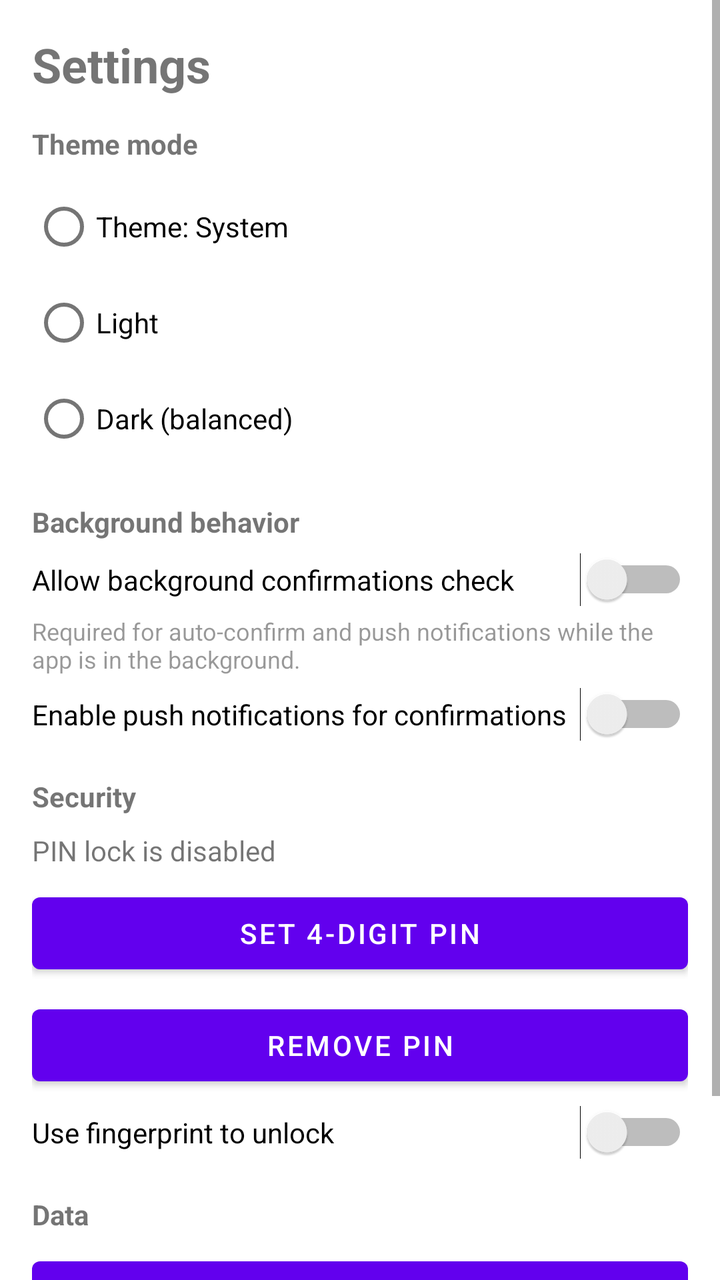
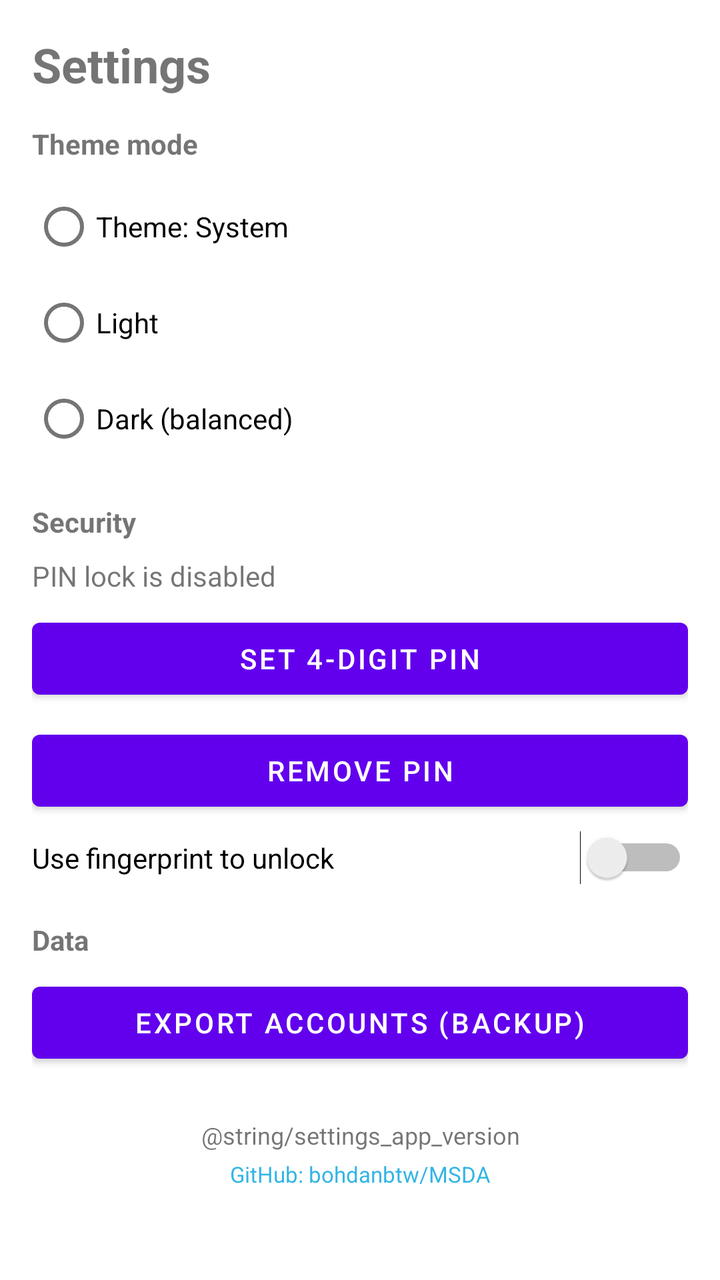

Two renders of the same Android screen: before a commit and after it. Below are the layout's source before the change and the commit's diff.
<!-- AndroidManifest.xml: application theme Theme.MSDA -->
<!-- res/layout/activity_settings.xml -->
<?xml version="1.0" encoding="utf-8"?>
<ScrollView xmlns:android="http://schemas.android.com/apk/res/android"
    android:layout_width="match_parent"
    android:layout_height="match_parent">

    <LinearLayout
        android:layout_width="match_parent"
        android:layout_height="wrap_content"
        android:orientation="vertical"
        android:padding="16dp">

        <TextView
            android:layout_width="match_parent"
            android:layout_height="wrap_content"
            android:text="@string/settings"
            android:textSize="24sp"
            android:textStyle="bold" />

        <TextView
            android:layout_width="match_parent"
            android:layout_height="wrap_content"
            android:layout_marginTop="14dp"
            android:text="@string/theme_mode_title"
            android:textStyle="bold" />

        <RadioGroup
            android:id="@+id/radioThemeGroup"
            android:layout_width="match_parent"
            android:layout_height="wrap_content"
            android:layout_marginTop="8dp">

            <RadioButton
                android:id="@+id/radioThemeSystem"
                android:layout_width="match_parent"
                android:layout_height="wrap_content"
                android:text="@string/theme_system" />

            <RadioButton
                android:id="@+id/radioThemeLight"
                android:layout_width="match_parent"
                android:layout_height="wrap_content"
                android:text="@string/theme_light" />

            <RadioButton
                android:id="@+id/radioThemeDark"
                android:layout_width="match_parent"
                android:layout_height="wrap_content"
                android:text="@string/theme_dark_soft" />
        </RadioGroup>

        <TextView
            android:layout_width="match_parent"
            android:layout_height="wrap_content"
            android:layout_marginTop="18dp"
            android:text="@string/background_title"
            android:textStyle="bold" />

        <Switch
            android:id="@+id/switchBackgroundSync"
            android:layout_width="match_parent"
            android:layout_height="wrap_content"
            android:layout_marginTop="6dp"
            android:text="@string/background_sync" />

        <TextView
            android:id="@+id/txtBackgroundSyncHint"
            android:layout_width="match_parent"
            android:layout_height="wrap_content"
            android:layout_marginTop="4dp"
            android:text="@string/background_sync_hint"
            android:textSize="12sp"
            android:alpha="0.75" />

        <Switch
            android:id="@+id/switchPushConfirmations"
            android:layout_width="match_parent"
            android:layout_height="wrap_content"
            android:layout_marginTop="6dp"
            android:text="@string/background_push_confirmations" />

        <TextView
            android:layout_width="match_parent"
            android:layout_height="wrap_content"
            android:layout_marginTop="18dp"
            android:text="@string/security_title"
            android:textStyle="bold" />

        <TextView
            android:id="@+id/txtPinLockStatus"
            android:layout_width="match_parent"
            android:layout_height="wrap_content"
            android:layout_marginTop="8dp"
            android:text="@string/pin_lock_not_set" />

        <Button
            android:id="@+id/btnSetPinLock"
            android:layout_width="match_parent"
            android:layout_height="wrap_content"
            android:layout_marginTop="8dp"
            android:text="@string/set_pin_lock" />

        <Button
            android:id="@+id/btnRemovePinLock"
            android:layout_width="match_parent"
            android:layout_height="wrap_content"
            android:layout_marginTop="8dp"
            android:text="@string/remove_pin_lock" />

        <Switch
            android:id="@+id/switchBiometricUnlock"
            android:layout_width="match_parent"
            android:layout_height="wrap_content"
            android:layout_marginTop="6dp"
            android:text="@string/biometric_unlock" />

        <TextView
            android:layout_width="match_parent"
            android:layout_height="wrap_content"
            android:layout_marginTop="18dp"
            android:text="@string/data_title"
            android:textStyle="bold" />

        <Button
            android:id="@+id/btnExportMafiles"
            android:layout_width="match_parent"
            android:layout_height="wrap_content"
            android:layout_marginTop="8dp"
            android:text="@string/export_mafiles" />

        <LinearLayout
            android:layout_width="match_parent"
            android:layout_height="wrap_content"
            android:layout_marginTop="24dp"
            android:gravity="center"
            android:orientation="vertical">

            <TextView
                android:layout_width="match_parent"
                android:layout_height="wrap_content"
                android:gravity="center"
                android:text="@string/settings_app_version"
                android:textSize="12sp" />

            <TextView
                android:id="@+id/txtGithubLink"
                android:layout_width="match_parent"
                android:layout_height="wrap_content"
                android:layout_marginTop="4dp"
                android:clickable="true"
                android:focusable="true"
                android:gravity="center"
                android:text="@string/github_repository"
                android:textColor="@android:color/holo_blue_light"
                android:textSize="11sp" />
        </LinearLayout>
    </LinearLayout>
</ScrollView>
<!-- resources referenced by this layout -->
<resources>
  <string name="background_push_confirmations">Enable push notifications for confirmations</string>
  <string name="background_sync">Allow background confirmations check</string>
  <string name="background_sync_hint">Required for auto-confirm and push notifications while the app is in the background.</string>
  <string name="background_title">Background behavior</string>
  <string name="biometric_unlock">Use fingerprint to unlock</string>
  <string name="data_title">Data</string>
  <string name="export_mafiles">Export accounts (backup)</string>
  <string name="github_repository">GitHub: bohdanbtw/MSDA</string>
  <string name="pin_lock_not_set">PIN lock is disabled</string>
  <string name="remove_pin_lock">Remove PIN</string>
  <string name="security_title">Security</string>
  <string name="set_pin_lock">Set 4-digit PIN</string>
  <string name="settings">Settings</string>
  <string name="theme_dark_soft">Dark (balanced)</string>
  <string name="theme_light">Light</string>
  <string name="theme_mode_title">Theme mode</string>
  <string name="theme_system">Theme: System</string>
  <style name="Theme.MSDA" parent="Theme.MaterialComponents.DayNight.NoActionBar">
          <item name="android:statusBarColor">#FFFFFF</item>
          <item name="android:navigationBarColor">#FFFFFF</item>
          <item name="android:windowLightStatusBar">true</item>
          <item name="android:windowLightNavigationBar">true</item>
          <item name="colorPrimary">#6200EE</item>
          <item name="colorPrimaryVariant">#4B00C9</item>
          <item name="colorSecondary">#03DAC5</item>
          <item name="android:windowBackground">#FFFFFF</item>
      </style>
</resources>

<!-- the commit's change to res/layout/activity_settings.xml (unified diff, before → after) -->
@@ -47,36 +47,6 @@
                 android:layout_height="wrap_content"
                 android:text="@string/theme_dark_soft" />
         </RadioGroup>
-
-        <TextView
-            android:layout_width="match_parent"
-            android:layout_height="wrap_content"
-            android:layout_marginTop="18dp"
-            android:text="@string/background_title"
-            android:textStyle="bold" />
-
-        <Switch
-            android:id="@+id/switchBackgroundSync"
-            android:layout_width="match_parent"
-            android:layout_height="wrap_content"
-            android:layout_marginTop="6dp"
-            android:text="@string/background_sync" />
-
-        <TextView
-            android:id="@+id/txtBackgroundSyncHint"
-            android:layout_width="match_parent"
-            android:layout_height="wrap_content"
-            android:layout_marginTop="4dp"
-            android:text="@string/background_sync_hint"
-            android:textSize="12sp"
-            android:alpha="0.75" />
-
-        <Switch
-            android:id="@+id/switchPushConfirmations"
-            android:layout_width="match_parent"
-            android:layout_height="wrap_content"
-            android:layout_marginTop="6dp"
-            android:text="@string/background_push_confirmations" />
 
         <TextView
             android:layout_width="match_parent"
<!-- resource entries referenced after the edit -->
@@ -1,9 +1,5 @@
 <!-- resources referenced by this layout -->
 <resources>
-  <string name="background_push_confirmations">Enable push notifications for confirmations</string>
-  <string name="background_sync">Allow background confirmations check</string>
-  <string name="background_sync_hint">Required for auto-confirm and push notifications while the app is in the background.</string>
-  <string name="background_title">Background behavior</string>
   <string name="biometric_unlock">Use fingerprint to unlock</string>
   <string name="data_title">Data</string>
   <string name="export_mafiles">Export accounts (backup)</string>
